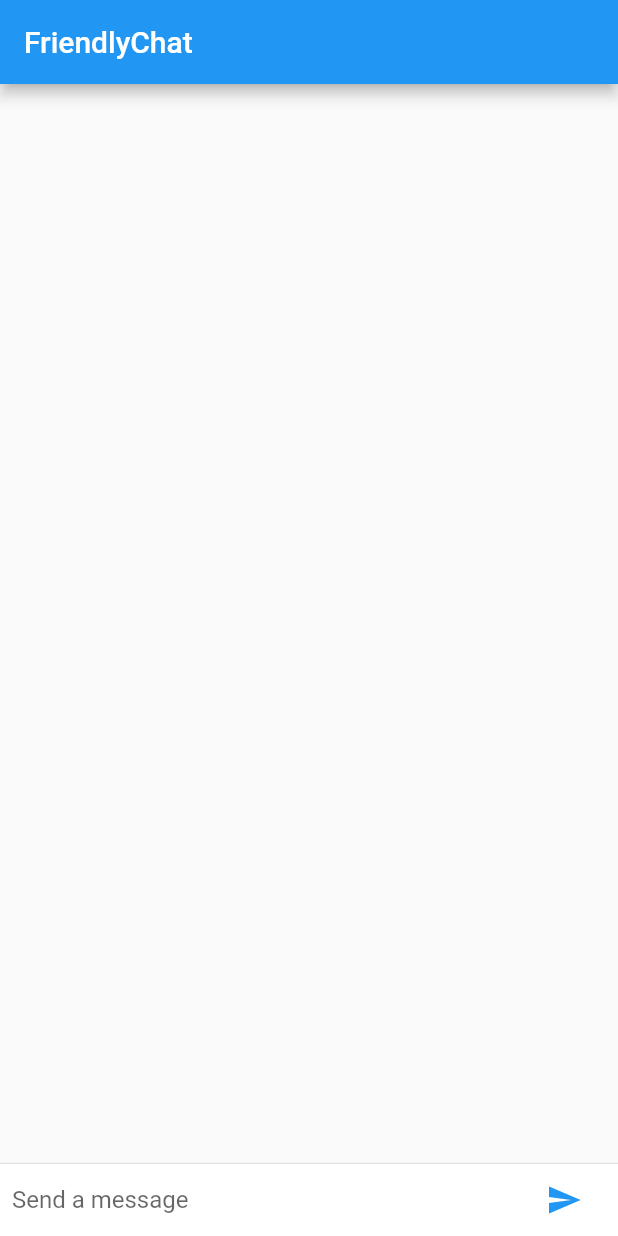
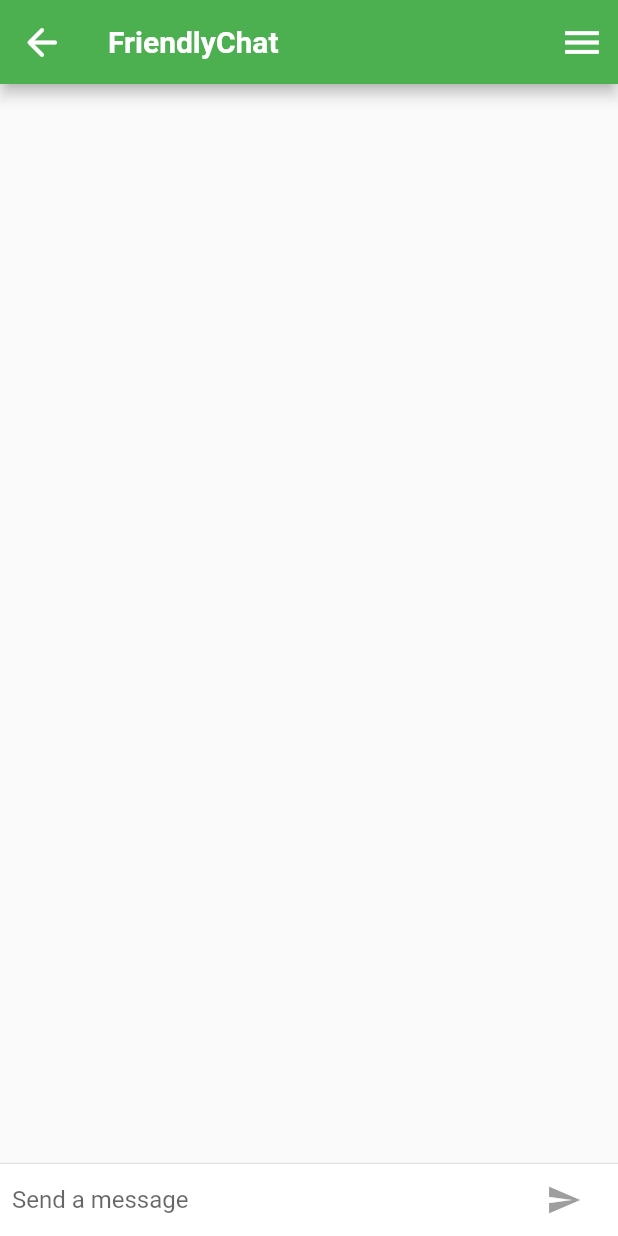
Before and after one commit to VivekParida/FriendlyChat, a Flutter app: the screen it shows after launch, on a phone screen of 412 x 824 dp. Run offline on Flutter 3.47's test engine with Material 2 defaults, Android fonts, the phone set to English and light mode, and no system bars.

Commit message:
ChatRoom and CategorySelector done

```diff
--- a/lib/main.dart
+++ b/lib/main.dart
@@ -1,12 +1,26 @@
+import 'package:flutter/cupertino.dart';
+import 'package:flutter/foundation.dart';
 import 'package:flutter/material.dart';
+
+import 'screens/ChatRoom.dart';
 
 void main() {
   runApp(
-    FriendlyChatApp(),
+    const FriendlyChatApp(),
   );
 }
 
-String _name = 'Your Name';
+final ThemeData kIOSTheme = ThemeData(
+  primarySwatch: Colors.orange,
+  primaryColor: Colors.grey[100],
+);
+
+final ThemeData kDefaultTheme = ThemeData(
+  colorScheme: ColorScheme.fromSwatch(primarySwatch: Colors.green)
+      .copyWith(secondary: Colors.greenAccent[400]),
+);
+
+String _name = 'Vivek Parida';
 
 class FriendlyChatApp extends StatelessWidget {
   const FriendlyChatApp({
@@ -17,7 +31,10 @@ class FriendlyChatApp extends StatelessWidget {
   Widget build(BuildContext context) {
     return MaterialApp(
       title: 'FriendlyChat',
-      home: ChatScreen(),
+      theme: defaultTargetPlatform == TargetPlatform.iOS
+          ? kIOSTheme
+          : kDefaultTheme,
+      home: const ChatScreen(),
     );
   }
 }
@@ -25,13 +42,19 @@ class FriendlyChatApp extends StatelessWidget {
 class ChatMessage extends StatelessWidget {
   const ChatMessage({
     required this.text,
+    required this.animationController,
     Key? key,
   }) : super(key: key);
   final String text;
+  final AnimationController animationController;
 
   @override
   Widget build(BuildContext context) {
-    return Container(
+    return SizeTransition(
+      sizeFactor:
+          CurvedAnimation(parent: animationController, curve: Curves.easeOut),
+      axisAlignment: 0.0,
+      child: Container(
         margin: const EdgeInsets.symmetric(vertical: 10.0),
         child: Row(
           crossAxisAlignment: CrossAxisAlignment.start,
@@ -40,77 +63,93 @@ class ChatMessage extends StatelessWidget {
               margin: const EdgeInsets.only(right: 16.0),
               child: CircleAvatar(child: Text(_name[0])),
             ),
-          Column(
+            Expanded(
+              child: Column(
                 crossAxisAlignment: CrossAxisAlignment.start,
                 children: [
-              Text(_name, style: Theme.of(context).textTheme.headline4),
+                  Text(_name, style: Theme.of(context).textTheme.headline6),
                   Container(
                     margin: const EdgeInsets.only(top: 5.0),
                     child: Text(text),
                   ),
                 ],
               ),
+            ),
           ],
+        ),
       ),
     );
   }
 }
 
 class ChatScreen extends StatefulWidget {
-  const ChatScreen({Key? key}) : super(key: key);
+  const ChatScreen({
+    Key? key,
+  }) : super(key: key);
 
   @override
   State<ChatScreen> createState() => _ChatScreenState();
 }
 
-class _ChatScreenState extends State<ChatScreen> {
+class _ChatScreenState extends State<ChatScreen> with TickerProviderStateMixin {
   final List<ChatMessage> _messages = [];
   final _textController = TextEditingController();
   final FocusNode _focusNode = FocusNode();
-
-  Widget _buildTextComposer() {
-    return Container(
-      margin: const EdgeInsets.symmetric(horizontal: 8.0),
-      child: Row(children: [
-        Flexible(
-          child: TextField(
-            controller: _textController,
-            onSubmitted: _handleSubmitted,
-            decoration:
-                const InputDecoration.collapsed(hintText: 'Send a message'),
-            focusNode: _focusNode,
-          ),
-        ),
-        IconTheme(
-          data: IconThemeData(color: Theme.of(context).colorScheme.secondary),
-          child: Container(
-            margin: const EdgeInsets.symmetric(horizontal: 4.0),
-            child: IconButton(
-              icon: const Icon(Icons.send),
-              onPressed: () => _handleSubmitted(_textController.text),
-            ),
-          ),
-        )
-      ]),
-    );
-  }
+  bool _isComposing = false;
 
   void _handleSubmitted(String text) {
     _textController.clear();
+    setState(() {
+      _isComposing = false;
+    });
     var message = ChatMessage(
       text: text,
+      animationController: AnimationController(
+        duration: const Duration(milliseconds: 200),
+        vsync: this,
+      ),
     );
     setState(() {
       _messages.insert(0, message);
     });
     _focusNode.requestFocus();
+    message.animationController.forward();
   }
 
   @override
   Widget build(BuildContext context) {
     return Scaffold(
-      appBar: AppBar(title: Text('FriendlyChat')),
-      body: Column(
+      appBar: AppBar(
+        leading: IconButton(
+          icon: const Icon(Icons.arrow_back_rounded),
+          iconSize: 30.0,
+          color: Colors.white,
+          onPressed: () {
+            Navigator.push(
+              context,
+              MaterialPageRoute(builder: (context) => ChatRoom()),
+            );
+          },
+        ),
+        title: const Text(
+          'FriendlyChat',
+          style: TextStyle(
+            fontSize: 20.0,
+            fontWeight: FontWeight.bold,
+          ),
+        ),
+        elevation: Theme.of(context).platform == TargetPlatform.iOS ? 0.0 : 4.0,
+        actions: <Widget>[
+          IconButton(
+            icon: const Icon(Icons.menu),
+            iconSize: 30.0,
+            color: Colors.white,
+            onPressed: () {},
+          ),
+        ],
+      ),
+      body: Container(
+        child: Column(
           children: [
             Flexible(
               child: ListView.builder(
@@ -127,6 +166,65 @@ class _ChatScreenState extends State<ChatScreen> {
             ),
           ],
         ),
+        decoration: Theme.of(context).platform == TargetPlatform.iOS
+            ? BoxDecoration(
+                border: Border(
+                  top: BorderSide(color: Colors.grey[200]!),
+                ),
+              )
+            : null,
+      ),
     );
   }
+
+  Widget _buildTextComposer() {
+    return IconTheme(
+      data: IconThemeData(color: Theme.of(context).colorScheme.secondary),
+      child: Container(
+        margin: const EdgeInsets.symmetric(horizontal: 8.0),
+        child: Row(
+          children: [
+            Flexible(
+              child: TextField(
+                controller: _textController,
+                onChanged: (text) {
+                  setState(() {
+                    _isComposing = text.isNotEmpty;
+                  });
+                },
+                onSubmitted: _isComposing ? _handleSubmitted : null,
+                decoration:
+                    const InputDecoration.collapsed(hintText: 'Send a message'),
+                focusNode: _focusNode,
+              ),
+            ),
+            Container(
+              margin: const EdgeInsets.symmetric(horizontal: 4.0),
+              child: Theme.of(context).platform == TargetPlatform.iOS
+                  ? CupertinoButton(
+                      child: const Text('Send'),
+                      onPressed: _isComposing
+                          ? () => _handleSubmitted(_textController.text)
+                          : null,
+                    )
+                  : IconButton(
+                      icon: const Icon(Icons.send),
+                      onPressed: _isComposing
+                          ? () => _handleSubmitted(_textController.text)
+                          : null,
+                    ),
+            ),
+          ],
+        ),
+      ),
+    );
   }
+
+  @override
+  void dispose() {
+    for (var message in _messages) {
+      message.animationController.dispose();
+    }
+    super.dispose();
+  }
+}
```
Also changed, not shown: lib/screens/ChatRoom.dart (added, +44 -0 lines), lib/widgets/category_selector.dart (added, +49 -0 lines), 3 other files. Lines whose indentation alone changed are shown as unchanged.
